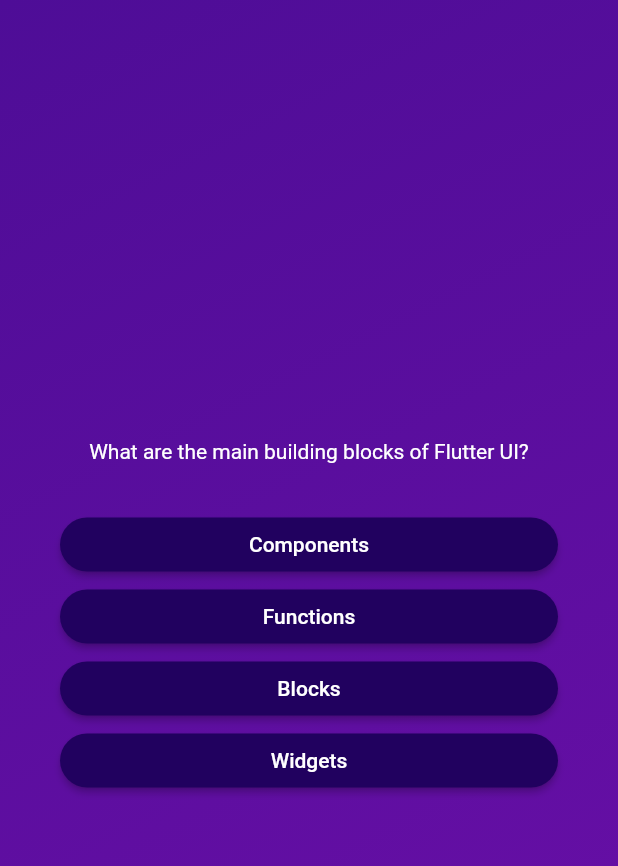
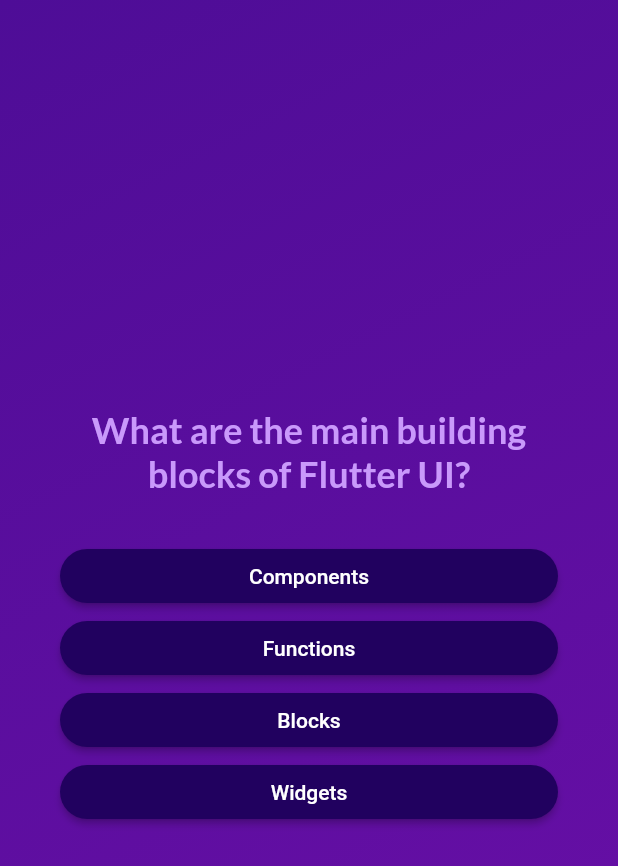
Before and after one commit to AnJasid/questions_app, a Flutter app: the screen it shows after launch, after a tap on "Start Quiz", on a phone screen of 412 x 824 dp. Shown: the top 866 px of the screen. Run offline on Flutter 3.47's test engine with Material 2 defaults, Android fonts, the phone set to English and light mode, and no system bars; our stand-ins replace google_fonts.

Commit message:
update list questions

```diff
--- a/lib/answer_button.dart
+++ b/lib/answer_button.dart
@@ -25,7 +25,10 @@ class AnswerButton extends StatelessWidget {
           borderRadius: BorderRadius.circular(40),
         ),
       ),
-      child: Text(answerText),
+      child: Text(
+        answerText,
+        textAlign: TextAlign.center,
+      ),
     );
   }
 }
--- a/lib/questions_screen.dart
+++ b/lib/questions_screen.dart
@@ -1,18 +1,32 @@
 import 'package:flutter/material.dart';
 import 'package:questions_app/answer_button.dart';
 import 'package:questions_app/data/questions.dart';
+import 'package:google_fonts/google_fonts.dart';
 
 class QuestionsScreen extends StatefulWidget {
-  const QuestionsScreen({super.key});
+  const QuestionsScreen({super.key, required this.onSelectAnswer});
+
+  final void Function(String answer) onSelectAnswer;
 
   @override
   State<QuestionsScreen> createState() => _QuestionsScreenState();
 }
 
 class _QuestionsScreenState extends State<QuestionsScreen> {
+  var currentQuestionIndex = 0;
+
+  void answerQuestion(String selectedAnswers) {
+    widget.onSelectAnswer(selectedAnswers);
+    // currentQuestionIndex = currentQuestionIndex + 1;
+    // currentQuestionIndex += 1;
+    setState(() {
+      currentQuestionIndex++; // increments the value by 1
+    });
+  }
+
   @override
   Widget build(BuildContext context) {
-    final currentQuestion = questions[0];
+    final currentQuestion = questions[currentQuestionIndex];
 
     return SizedBox(
       width: double.infinity,
@@ -24,15 +38,22 @@ class _QuestionsScreenState extends State<QuestionsScreen> {
           children: <Widget>[
             Text(
               currentQuestion.text,
-              style: const TextStyle(
-                color: Colors.white,
+              style: GoogleFonts.lato(
+                color: const Color.fromARGB(255, 201, 153, 251),
+                fontSize: 24,
+                fontWeight: FontWeight.bold,
               ),
               textAlign: TextAlign.center,
             ),
             const SizedBox(height: 30),
             ...currentQuestion.getShuffledAnswers().map(
               (answer) {
-                return AnswerButton(answerText: answer, onTap: () {});
+                return AnswerButton(
+                  answerText: answer,
+                  onTap: () {
+                    answerQuestion(answer);
+                  },
+                );
               },
             ),
           ],
--- a/lib/quiz.dart
+++ b/lib/quiz.dart
@@ -10,6 +10,7 @@ class Quiz extends StatefulWidget {
 }
 
 class _QuizState extends State<Quiz> {
+  final List<String> selectedAnswers = [];
   String activeScreen = 'start-screen';
 
   void switchScreen() {
@@ -18,11 +19,17 @@ class _QuizState extends State<Quiz> {
     });
   }
 
+  void chooseAnswer(String answer) {
+    selectedAnswers.add(answer);
+  }
+
   @override
   Widget build(BuildContext context) {
     Widget screenWidget = StartScreen(switchScreen);
     if (activeScreen == 'questions-screen') {
-      screenWidget = const QuestionsScreen();
+      screenWidget = QuestionsScreen(
+        onSelectAnswer: chooseAnswer,
+      );
     }
 
     return MaterialApp(
--- a/lib/start_screen.dart
+++ b/lib/start_screen.dart
@@ -1,4 +1,5 @@
 import 'package:flutter/material.dart';
+import 'package:google_fonts/google_fonts.dart';
 
 class StartScreen extends StatelessWidget {
   const StartScreen(this.startQuiz, {super.key});
@@ -24,10 +25,10 @@ class StartScreen extends StatelessWidget {
           //   ),
           // ),
           const SizedBox(height: 80),
-          const Text(
+          Text(
             'Learn Flutter the fun way!',
-            style: TextStyle(
-              color: Color.fromARGB(255, 237, 223, 252),
+            style: GoogleFonts.lato(
+              color: const Color.fromARGB(255, 237, 223, 252),
               fontSize: 24,
             ),
           ),
```
